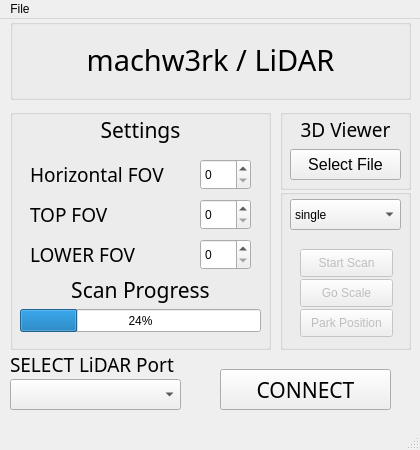
First picture: the form in lidar_3d_gui/GUI.ui, repository Skipper7718/LiDAR, before the edit.
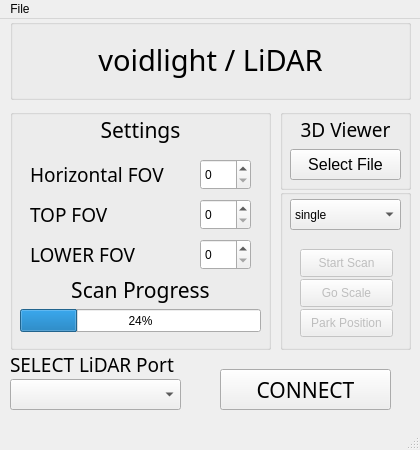
Second picture: the form after the edit.

```diff
--- a/lidar_3d_gui/GUI.ui
+++ b/lidar_3d_gui/GUI.ui
@@ -60,7 +60,7 @@
       </font>
      </property>
      <property name="text">
-      <string>machw3rk / LiDAR</string>
+      <string>voidlight / LiDAR</string>
      </property>
      <property name="alignment">
       <set>Qt::AlignCenter</set>
```
